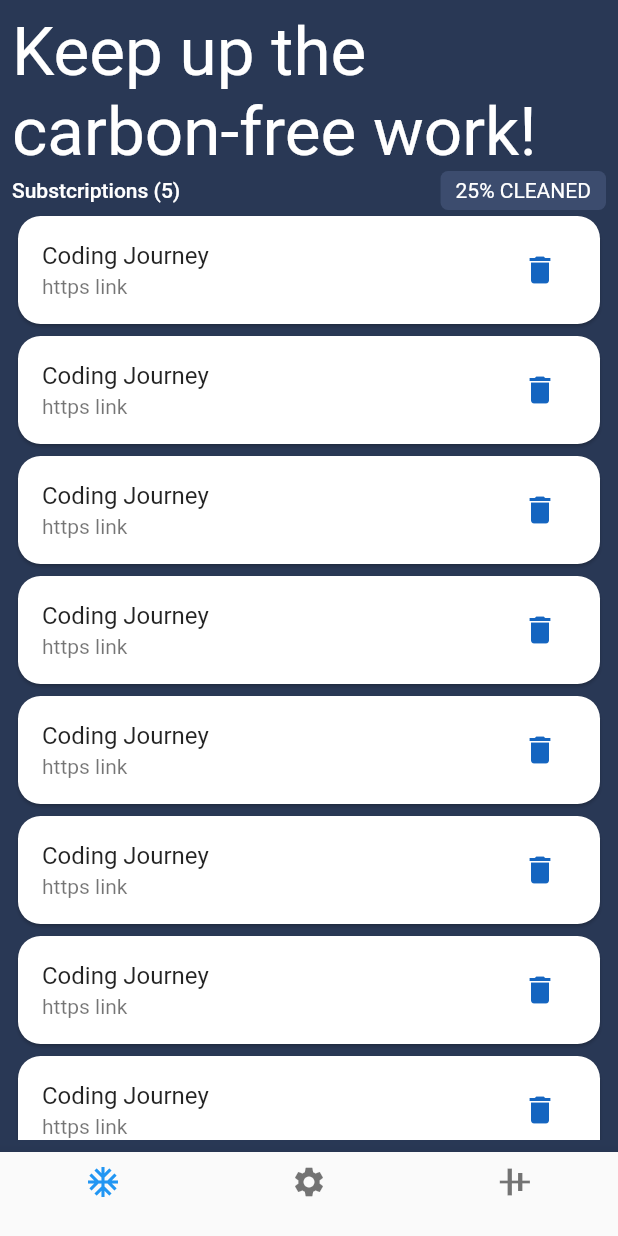
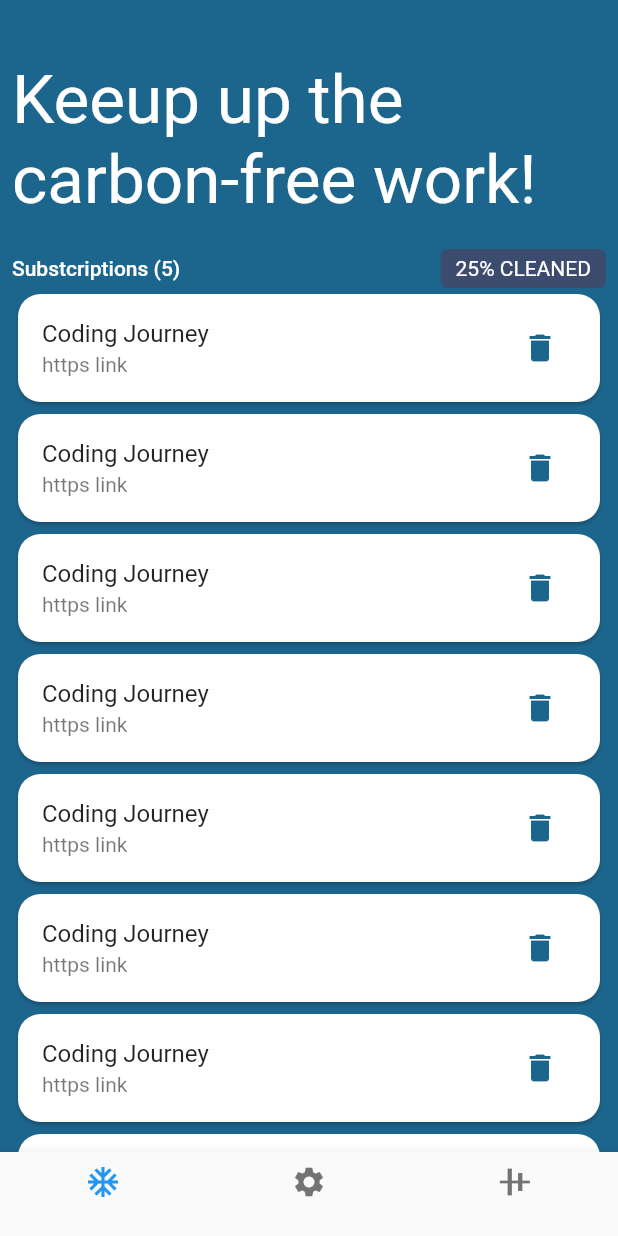
Before and after one commit to VBT-FlutterCamp/Ruchan_adiguzel_carbonMail, a Flutter app: the screen it shows after launch, after a tap on an icon or button, on a phone screen of 412 x 824 dp. Run offline on Flutter 3.47's test engine with Material 2 defaults, Android fonts, the phone set to English and light mode, and no system bars.

Commit message:
Some code organized
Views are more readable

```diff
--- /dev/null
+++ b/carbon_mail/lib/core/constants/color_constants.dart
@@ -0,0 +1,8 @@
+import 'package:flutter/material.dart';
+
+class ColorConstants {
+  static Color primaryColor = Color(0xFF1C658C);
+  static Color secondaryColor = Color(0xFF398ab9);
+  static Color greyColor = Color(0xFFd8d2cb);
+  static Color lightGrey = Color(0xFFeeeeee);
+}
--- /dev/null
+++ b/carbon_mail/lib/core/constants/padding_const.dart
@@ -0,0 +1,8 @@
+import 'package:flutter/cupertino.dart';
+
+class PaddingConstants {
+  static EdgeInsets low_pad = const EdgeInsets.all(5);
+  static EdgeInsets med_pad = const EdgeInsets.all(10);
+  static EdgeInsets high_pad = const EdgeInsets.all(20);
+  static EdgeInsets extreme_pad = const EdgeInsets.all(60);
+}
--- /dev/null
+++ b/carbon_mail/lib/core/constants/string_constants.dart
@@ -0,0 +1,7 @@
+class StringConstants {
+  static String wellcomeHeader = "Cleaning your inbox has never been easier.";
+  static String wellcomeBody =
+      "Clean up old subscription and say bo to email carbon!";
+  static String wellcomeBtnText = "Get Started  >>";
+  static String mailListHeader = "Keeup up the carbon-free work!";
+}
--- a/carbon_mail/lib/main.dart
+++ b/carbon_mail/lib/main.dart
@@ -1,3 +1,4 @@
+import 'package:carbon_mail/core/constants/color_constants.dart';
 import 'package:carbon_mail/views/wellcome_view.dart';
 import 'package:flutter/material.dart';
 
@@ -9,14 +10,14 @@ class MyApp extends StatelessWidget {
     return MaterialApp(
       debugShowCheckedModeBanner: false,
       theme: ThemeData(
-        scaffoldBackgroundColor: Color(0xff293855),
-        textTheme: TextTheme(
+        scaffoldBackgroundColor: ColorConstants.primaryColor,
+        textTheme: const TextTheme(
             headline3: TextStyle(color: Colors.white),
             bodyText1: TextStyle(color: Colors.white),
             bodyText2: TextStyle(color: Colors.white)),
       ),
       title: 'Carbon Mail',
-      home: WellComeView(),
+      home: const WellComeView(),
     );
   }
 }
--- a/carbon_mail/lib/model/user_model.dart
+++ b/carbon_mail/lib/model/user_model.dart
@@ -22,3 +22,4 @@ class UserModel {
     return data;
   }
 }
+//FOR NETWORK
--- a/carbon_mail/lib/service/network_manager.dart
+++ b/carbon_mail/lib/service/network_manager.dart
@@ -1,18 +1,29 @@
-import 'dart:convert';
+// import 'dart:convert';
 
-import 'package:carbon_mail/model/user_model.dart';
-import 'package:dio/dio.dart';
+// import 'package:carbon_mail/model/user_model.dart';
+// import 'package:dio/dio.dart';
 
-class NetworkManager {
-  Dio dio = Dio();
-  Future getHttp() async {
-    try {
-      var response =
-          await dio.get("https://jsonplaceholder.typicode.com/todos");
-      return response;
-    } catch (e) {
-      print("Error ");
-      return null;
-    }
-  }
-}
+// class NetworkManager {
+//   var url = "https://jsonplaceholder.typicode.com/todos";
+//   Dio dio = Dio();
+//   Future getHttp() async {
+//     try {
+//       var response = await dio.get(url);
+//       return response;
+//     } catch (e) {
+//       print("Error ");
+//       return null;
+//     }
+//   }
+
+//   Future<List<UserModel>> fetchMails() async {
+//     final response = await dio.get(url);
+//     if (response.statusCode == 200) {
+//       Iterable items = json.decode(response.data);
+//       return items.map((e) => UserModel.fromJson(e)).toList();
+//     } else {
+//       throw Exception("Error on fetchmails");
+//     }
+//   }
+// }
+//TODO IMPLEMENT NETWORK
--- a/carbon_mail/lib/views/bottom_navbar_controller.dart
+++ b/carbon_mail/lib/views/bottom_navbar_controller.dart
@@ -1,7 +1,5 @@
 import 'package:carbon_mail/views/mailList_bottom_nav_bar.dart';
 import 'package:flutter/material.dart';
-
-import 'test_view.dart';
 
 class BottomNavbarControllerView extends StatefulWidget {
   BottomNavbarControllerView({Key? key}) : super(key: key);
@@ -21,9 +19,19 @@ class _BottomNavbarControllerViewState
     });
   }
 
+  var navbarItems = [
+    BottomNavigationBarItem(icon: Icon(Icons.ac_unit), title: Text("")),
+    BottomNavigationBarItem(icon: Icon(Icons.settings), title: Text("")),
+    BottomNavigationBarItem(
+        icon: Icon(
+          Icons.align_vertical_center_outlined,
+        ),
+        title: Text(""))
+  ];
+
   var listOfViews = [
     FirstPageView(),
-    TestView(),
+    Scaffold(),
     Scaffold(
       body: Center(child: Text("3")),
     )
@@ -36,15 +44,7 @@ class _BottomNavbarControllerViewState
       bottomNavigationBar: BottomNavigationBar(
         currentIndex: currentIndex,
         onTap: _ontap,
-        items: [
-          BottomNavigationBarItem(icon: Icon(Icons.ac_unit), title: Text("")),
-          BottomNavigationBarItem(icon: Icon(Icons.settings), title: Text("")),
-          BottomNavigationBarItem(
-              icon: Icon(
-                Icons.align_vertical_center_outlined,
-              ),
-              title: Text(""))
-        ],
+        items: navbarItems,
       ),
     );
   }
--- a/carbon_mail/lib/views/mailList_bottom_nav_bar.dart
+++ b/carbon_mail/lib/views/mailList_bottom_nav_bar.dart
@@ -1,3 +1,5 @@
+import 'package:carbon_mail/core/constants/color_constants.dart';
+import 'package:carbon_mail/core/constants/string_constants.dart';
 import 'package:flutter/material.dart';
 
 class FirstPageView extends StatefulWidget {
@@ -12,30 +14,15 @@ class _FirstPageViewState extends State<FirstPageView> {
   Widget build(BuildContext context) {
     var numberOfSubs = 5;
     return Padding(
-      padding: const EdgeInsets.all(8.0),
+      padding: const EdgeInsets.only(right: 8, left: 8),
       child: Column(
         children: [
-          Text(
-            "Keep up the carbon-free work!",
-            style: Theme.of(context).textTheme.headline3,
-          ),
+          MailListHeader(context),
           Row(
             mainAxisAlignment: MainAxisAlignment.spaceBetween,
             children: [
-              Text(
-                "Substcriptions ($numberOfSubs) ",
-                style: Theme.of(context).textTheme.bodyText1,
-              ),
-              Container(
-                decoration: BoxDecoration(
-                    borderRadius: BorderRadius.circular(5),
-                    color: Color(0xff3c4c6e)),
-                padding: EdgeInsets.symmetric(vertical: 5, horizontal: 10),
-                child: Text(
-                  "25% CLEANED",
-                  style: Theme.of(context).textTheme.bodyText2,
-                ),
-              ),
+              SubsText(numberOfSubs, context),
+              PercentText(context),
             ],
           ),
           Expanded(
@@ -43,17 +30,7 @@ class _FirstPageViewState extends State<FirstPageView> {
               itemBuilder: (context, index) => Card(
                 shape: RoundedRectangleBorder(
                     borderRadius: BorderRadius.circular(15)),
-                child: ListTile(
-                  title: Text("Coding Journey"),
-                  subtitle: Text("https link"),
-                  trailing: IconButton(
-                    onPressed: () {},
-                    icon: Icon(
-                      Icons.delete,
-                      color: Colors.blue[800],
-                    ),
-                  ),
-                ),
+                child: ItemWidget(),
               ),
               itemCount: 20,
             ),
@@ -62,4 +39,47 @@ class _FirstPageViewState extends State<FirstPageView> {
       ),
     );
   }
+
+  ListTile ItemWidget() {
+    return ListTile(
+      title: Text("Coding Journey"),
+      subtitle: Text("https link"),
+      trailing: IconButton(
+        onPressed: () {},
+        icon: Icon(
+          Icons.delete,
+          color: ColorConstants.primaryColor,
+        ),
+      ),
+    );
+  }
+
+  Container PercentText(BuildContext context) {
+    return Container(
+      decoration: BoxDecoration(
+          borderRadius: BorderRadius.circular(5), color: Color(0xff3c4c6e)),
+      padding: EdgeInsets.symmetric(vertical: 5, horizontal: 10),
+      child: Text(
+        "25% CLEANED",
+        style: Theme.of(context).textTheme.bodyText2,
+      ),
+    );
+  }
+
+  Text SubsText(int numberOfSubs, BuildContext context) {
+    return Text(
+      "Substcriptions ($numberOfSubs) ",
+      style: Theme.of(context).textTheme.bodyText1,
+    );
+  }
+
+  Container MailListHeader(BuildContext context) {
+    return Container(
+      padding: EdgeInsets.only(top: 40, bottom: 20),
+      child: Text(
+        StringConstants.mailListHeader,
+        style: Theme.of(context).textTheme.headline3,
+      ),
+    );
+  }
 }
--- a/carbon_mail/lib/views/test_view.dart
+++ /dev/null
@@ -1,32 +0,0 @@
-import 'package:carbon_mail/model/user_model.dart';
-import 'package:carbon_mail/service/network_manager.dart';
-import 'package:flutter/material.dart';
-
-class TestView extends StatefulWidget {
-  TestView({Key? key}) : super(key: key);
-
-  @override
-  State<TestView> createState() => _TestViewState();
-}
-
-class _TestViewState extends State<TestView> {
-  NetworkManager manager = NetworkManager();
-  @override
-  Widget build(BuildContext context) {
-    return Scaffold(
-      body: SingleChildScrollView(
-        child: FutureBuilder(
-          builder: (context, snapshot) {
-            var list = snapshot.data;
-            if (snapshot.hasData) {
-              return Text(snapshot.data.toString());
-            }
-            print(snapshot.connectionState);
-            return CircularProgressIndicator();
-          },
-          future: manager.getHttp(),
-        ),
-      ),
-    );
-  }
-}
--- a/carbon_mail/lib/views/wellcome_view.dart
+++ b/carbon_mail/lib/views/wellcome_view.dart
@@ -1,43 +1,83 @@
+import 'package:carbon_mail/core/constants/color_constants.dart';
+import 'package:carbon_mail/core/constants/string_constants.dart';
+import 'package:carbon_mail/views/mailList_bottom_nav_bar.dart';
 import 'package:flutter/material.dart';
 
 import 'bottom_navbar_controller.dart';
 
 class WellComeView extends StatelessWidget {
   const WellComeView({Key? key}) : super(key: key);
+  final EdgeInsets _bodyPad =
+      const EdgeInsets.only(bottom: 5, left: 60, right: 60, top: 50);
 
   @override
   Widget build(BuildContext context) {
     return Scaffold(
       body: Stack(children: [
-        Image.network(
-          "https://picsum.photos/1080/1920", //For now, TODO place upplab image here
-          fit: BoxFit.cover,
-        ),
         Column(
           mainAxisAlignment: MainAxisAlignment.spaceBetween,
           children: [
             Column(
               children: [
-                Text(
-                  "Cleaning your inbox has never been easier.",
-                  style: Theme.of(context).textTheme.headline3,
-                ),
-                Text(
-                    "Clean up old subscription and say no to email carbon!") //TODO fix that area
+                HeaderText(context),
+                BodyText(context) //TODO fix that area
               ],
             ),
-            ElevatedButton(
-                onPressed: () {
-                  Navigator.push(
-                      context,
-                      MaterialPageRoute(
-                        builder: (context) => BottomNavbarControllerView(),
-                      ));
-                },
-                child: Text("Get Started  >>")) //TODO fix that area
+            NextPageBtn(context)
           ],
         )
       ]),
     );
   }
+
+  GestureDetector NextPageBtn(BuildContext context) {
+    return GestureDetector(
+      onTap: () => Navigator.push(
+          context,
+          MaterialPageRoute(
+              builder: (context) => BottomNavbarControllerView())),
+      child: Container(
+        padding: const EdgeInsets.symmetric(vertical: 20, horizontal: 50),
+        margin: const EdgeInsets.only(bottom: 50),
+        child: Text(
+          StringConstants.wellcomeBtnText,
+          style:
+              const TextStyle(color: Colors.black, fontWeight: FontWeight.bold),
+        ),
+        decoration: BoxDecoration(
+          color: Colors.white,
+          borderRadius: BorderRadius.circular(20),
+        ),
+      ),
+    );
+  }
+
+  Widget BodyText(context) {
+    return Padding(
+      padding: const EdgeInsets.symmetric(horizontal: 50),
+      child: Text(
+        StringConstants.wellcomeBody,
+        style: Theme.of(context)
+            .textTheme
+            .bodyText2
+            ?.copyWith(fontSize: 18, color: ColorConstants.lightGrey),
+        textAlign: TextAlign.center,
+      ),
+    );
+  }
+
+  Container HeaderText(BuildContext context) {
+    return Container(
+      padding: _bodyPad,
+      margin: EdgeInsets.only(top: 30),
+      child: Text(
+        StringConstants.wellcomeHeader,
+        style: Theme.of(context)
+            .textTheme
+            .headline4
+            ?.copyWith(color: ColorConstants.lightGrey),
+        textAlign: TextAlign.center,
+      ),
+    );
+  }
 }
--- a/carbon_mail/pubspec.yaml
+++ b/carbon_mail/pubspec.yaml
@@ -35,6 +35,8 @@ dependencies:
   # Use with the CupertinoIcons class for iOS style icons.
   cupertino_icons: ^1.0.2
   dio: ^4.0.4
+  flutter_svg: ^1.0.3
+  http: ^0.13.4
 
 dev_dependencies:
   flutter_test:
@@ -59,8 +61,8 @@ flutter:
   uses-material-design: true
 
   # To add assets to your application, add an assets section, like this:
-  # assets:
-  #   - images/a_dot_burr.jpeg
+  assets:
+    - assets/
   #   - images/a_dot_ham.jpeg
 
   # An image asset can refer to one or more resolution-specific "variants", see
```
Also changed, not shown: carbon_mail/pubspec.lock.
